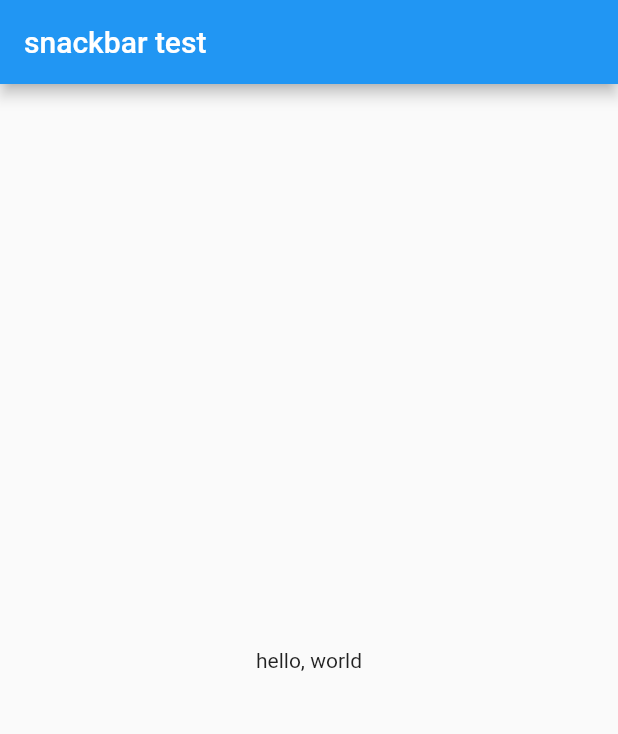
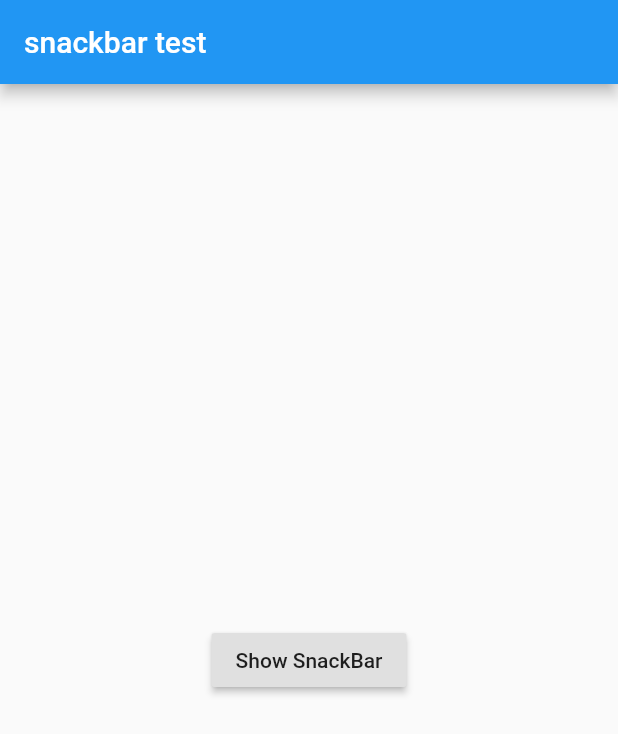
Before and after one commit to pocari/snackbar_sample, a Flutter app: the screen it shows after launch, on a phone screen of 412 x 824 dp. Shown: the top 734 px of the screen. Run offline on Flutter 3.47's test engine with Material 2 defaults, Android fonts, the phone set to English and light mode, and no system bars.

Commit message:
snackbar

```diff
--- a/lib/main.dart
+++ b/lib/main.dart
@@ -12,10 +12,31 @@ class SnackBarDemo extends StatelessWidget {
         appBar: AppBar(
           title: Text('snackbar test'),
         ),
-        body: Center(
-          child: Text('hello, world'),
-        ),
+        body: SnackbarPage(),
       ),
     );
   }
 }
+
+class SnackbarPage extends StatelessWidget {
+  @override
+  Widget build(BuildContext context) {
+    return Center(
+      child: RaisedButton(
+        onPressed: () {
+          final snackbar = SnackBar(
+            content: Text('Yay! A SnackBar!!'),
+            action: SnackBarAction(
+              label: 'Undo',
+              onPressed: () {
+                print('snackbaraction on pressed');
+              },
+            ),
+          );
+          Scaffold.of(context).showSnackBar(snackbar);
+        },
+        child: Text('Show SnackBar'),
+      ),
+    );
+  }
+}
```
